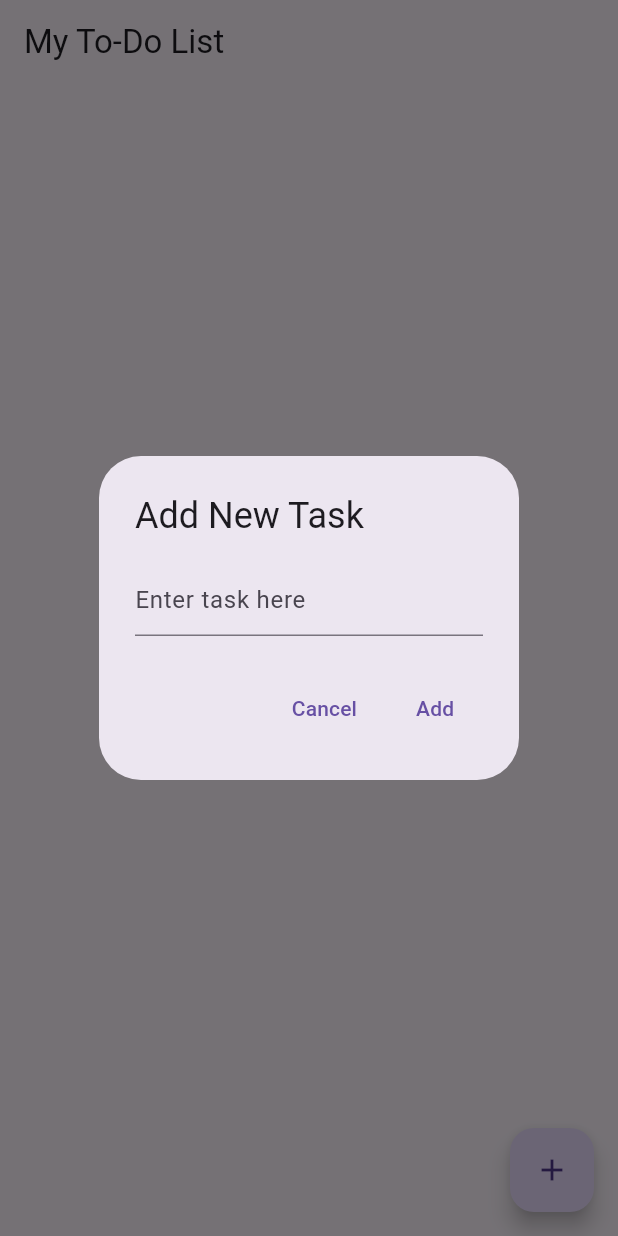
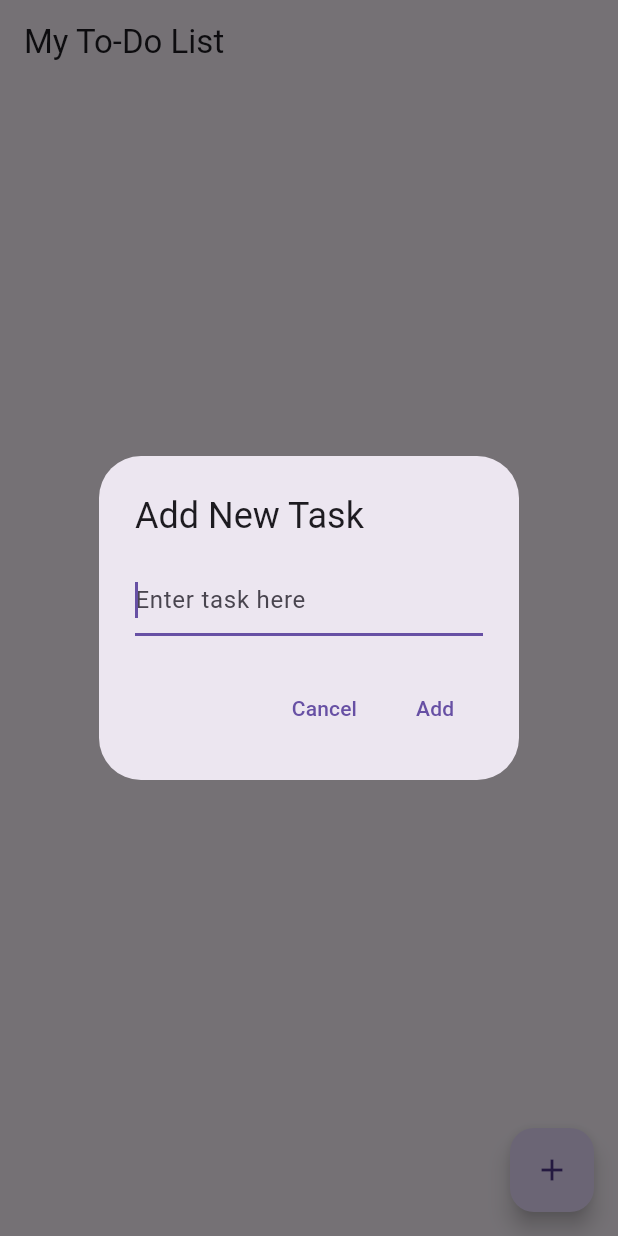
Before and after one commit to lightrao/flutter_todo_list_app, a Flutter app: the screen it shows after launch, after a tap on the "add" icon, on a phone screen of 412 x 824 dp. Run offline on Flutter 3.47's test engine with Material 3 defaults, Android fonts, the phone set to English and light mode, and no system bars; our stand-ins replace sqflite; accounts and stored records are empty.

Commit message:
Enhance UI and code quality across todo list components

```diff
--- a/lib/main.dart
+++ b/lib/main.dart
@@ -5,34 +5,37 @@ import 'providers/todo_model.dart';
 import 'services/database/database_helper.dart';
 import 'screens/todo_list_page.dart';
 
+// Entry point of the application
 void main() async {
-  // Ensure Flutter is initialized
+  // Ensure Flutter is initialized before using platform channels
   WidgetsFlutterBinding.ensureInitialized();
 
-  // Create database helper
+  // Initialize the database
   final dbHelper = DatabaseHelper();
   await dbHelper.initDatabase();
 
+  // Run the app with TodoModel provider
   runApp(
     ChangeNotifierProvider(
       create: (context) => TodoModel(dbHelper),
-      child: const MainApp(),
+      child: const TodoApp(),
     ),
   );
 }
 
-class MainApp extends StatelessWidget {
-  const MainApp({super.key});
+// Root widget of the application
+class TodoApp extends StatelessWidget {
+  const TodoApp({super.key});
 
   @override
   Widget build(BuildContext context) {
     return MaterialApp(
-      title: 'Simple To-Do List',
-      home: const TodoListPage(),
+      title: 'Todo List App',
       theme: ThemeData(
         primarySwatch: Colors.blue,
-        visualDensity: VisualDensity.adaptivePlatformDensity,
+        useMaterial3: true,
       ),
+      home: const TodoListPage(),
     );
   }
 }
--- a/lib/models/task.dart
+++ b/lib/models/task.dart
@@ -1,13 +1,18 @@
+// A simple model to represent a task
 class Task {
   final int? id;
   final String title;
 
   Task({this.id, required this.title});
 
-  Map<String, dynamic> toMap() {
-    return {
-      'id': id,
-      'title': title,
-    };
+  // Convert a Task to a Map for database operations
+  Map<String, dynamic> toMap() => {'id': id, 'title': title};
+
+  // Create a Task from a Map (from database)
+  static Task fromMap(Map<String, dynamic> map) {
+    return Task(
+      id: map['id'] as int,
+      title: map['title'] as String,
+    );
   }
 }
--- a/lib/providers/todo_model.dart
+++ b/lib/providers/todo_model.dart
@@ -2,34 +2,46 @@ import 'package:flutter/material.dart';
 import '../models/task.dart';
 import '../services/database/database_helper.dart';
 
+// Manages the state of tasks and provides database operations
 class TodoModel extends ChangeNotifier {
   final DatabaseHelper _dbHelper;
   List<Task> _tasks = [];
 
+  // Constructor loads tasks from database on initialization
   TodoModel(this._dbHelper) {
     _loadTasks();
   }
 
+  // Load all tasks from the database
   Future<void> _loadTasks() async {
     _tasks = await _dbHelper.getTasks();
     notifyListeners();
   }
 
+  // Getter for tasks list
   List<Task> get tasks => _tasks;
 
+  // Add a new task
   Future<void> addTask(String title) async {
-    final task = Task(title: title);
+    if (title.trim().isEmpty) return;
+
+    final task = Task(title: title.trim());
     final id = await _dbHelper.insertTask(task);
-    _tasks.add(Task(id: id, title: title));
+
+    // Add task with the ID returned from database
+    _tasks.add(Task(id: id, title: title.trim()));
     notifyListeners();
   }
 
+  // Remove a task at given index
   Future<void> removeTask(int index) async {
+    if (index < 0 || index >= _tasks.length) return;
+
     final taskId = _tasks[index].id;
     if (taskId != null) {
       await _dbHelper.deleteTask(taskId);
+      _tasks.removeAt(index);
+      notifyListeners();
     }
-    _tasks.removeAt(index);
-    notifyListeners();
   }
 }
--- a/lib/screens/todo_list_page.dart
+++ b/lib/screens/todo_list_page.dart
@@ -3,38 +3,51 @@ import 'package:provider/provider.dart';
 import '../providers/todo_model.dart';
 import '../widgets/add_task_dialog.dart';
 
+// Main screen displaying the list of tasks
 class TodoListPage extends StatelessWidget {
   const TodoListPage({super.key});
 
   @override
   Widget build(BuildContext context) {
-    final tasks = Provider.of<TodoModel>(context).tasks;
     return Scaffold(
       appBar: AppBar(title: const Text('My To-Do List')),
-      body:
-          tasks.isEmpty
-              ? const Center(child: Text("No tasks yet!"))
-              : ListView.builder(
-                itemCount: tasks.length,
-                itemBuilder: (context, index) {
-                  return ListTile(
-                    title: Text(tasks[index].title),
-                    trailing: IconButton(
-                      icon: const Icon(Icons.delete),
-                      onPressed: () {
-                        Provider.of<TodoModel>(
-                          context,
-                          listen: false,
-                        ).removeTask(index);
-                      },
-                    ),
-                  );
-                },
-              ),
+
+      // Display tasks or empty state message
+      body: Consumer<TodoModel>(
+        builder: (context, todoModel, child) {
+          final tasks = todoModel.tasks;
+
+          if (tasks.isEmpty) {
+            return const Center(
+              child: Text("No tasks yet! Tap + to add a task."),
+            );
+          }
+
+          return ListView.builder(
+            itemCount: tasks.length,
+            itemBuilder: (context, index) => _buildTaskItem(context, tasks, index),
+          );
+        }
+      ),
+
+      // Add task button
       floatingActionButton: FloatingActionButton(
         onPressed: () => AddTaskDialog.show(context),
         child: const Icon(Icons.add),
       ),
     );
   }
+
+  // Build a single task list item
+  Widget _buildTaskItem(BuildContext context, tasks, int index) {
+    return ListTile(
+      title: Text(tasks[index].title),
+      trailing: IconButton(
+        icon: const Icon(Icons.delete),
+        onPressed: () {
+          Provider.of<TodoModel>(context, listen: false).removeTask(index);
+        },
+      ),
+    );
+  }
 }
--- a/lib/services/database/database_helper.dart
+++ b/lib/services/database/database_helper.dart
@@ -2,58 +2,49 @@ import 'package:sqflite/sqflite.dart';
 import 'package:path/path.dart';
 import '../../models/task.dart';
 
+// Handles all database operations for the todo app
 class DatabaseHelper {
   static Database? _database;
+  static const String tableName = 'tasks';
 
+  // Get the database instance, creating it if needed
   Future<Database> get database async {
     if (_database != null) return _database!;
     _database = await initDatabase();
     return _database!;
   }
 
+  // Initialize the database
   Future<Database> initDatabase() async {
-    // Get the path to the database file
-    String path = join(await getDatabasesPath(), 'todo_database.db');
+    final path = join(await getDatabasesPath(), 'todo_database.db');
 
-    // Open/create the database
     return await openDatabase(
       path,
       version: 1,
-      onCreate: (Database db, int version) async {
-        // Create the tasks table when the database is created
+      onCreate: (db, version) async {
         await db.execute(
-          'CREATE TABLE tasks(id INTEGER PRIMARY KEY AUTOINCREMENT, title TEXT)',
+          'CREATE TABLE $tableName(id INTEGER PRIMARY KEY AUTOINCREMENT, title TEXT)'
         );
       },
     );
   }
 
+  // Get all tasks from database
   Future<List<Task>> getTasks() async {
     final db = await database;
-    final List<Map<String, dynamic>> maps = await db.query('tasks');
-
-    return List.generate(maps.length, (i) {
-      return Task(
-        id: maps[i]['id'],
-        title: maps[i]['title'],
-      );
-    });
+    final maps = await db.query(tableName);
+    return maps.map((map) => Task.fromMap(map)).toList();
   }
 
+  // Add a task to database
   Future<int> insertTask(Task task) async {
     final db = await database;
-    return await db.insert(
-      'tasks',
-      task.toMap(),
-    );
+    return await db.insert(tableName, task.toMap());
   }
 
+  // Delete a task from database
   Future<int> deleteTask(int id) async {
     final db = await database;
-    return await db.delete(
-      'tasks',
-      where: 'id = ?',
-      whereArgs: [id],
-    );
+    return await db.delete(tableName, where: 'id = ?', whereArgs: [id]);
   }
 }
--- a/lib/widgets/add_task_dialog.dart
+++ b/lib/widgets/add_task_dialog.dart
@@ -2,40 +2,42 @@ import 'package:flutter/material.dart';
 import 'package:provider/provider.dart';
 import '../providers/todo_model.dart';
 
+// Dialog to add a new task
 class AddTaskDialog {
+  // Show the dialog to add a new task
   static void show(BuildContext context) {
-    TextEditingController taskController = TextEditingController();
+    final taskController = TextEditingController();
+
     showDialog(
       context: context,
-      builder: (context) {
-        return AlertDialog(
+      builder: (context) => AlertDialog(
         title: const Text('Add New Task'),
         content: TextField(
           controller: taskController,
           decoration: const InputDecoration(hintText: "Enter task here"),
+          autofocus: true,
+          onSubmitted: (_) => _addTask(context, taskController),
         ),
         actions: <Widget>[
           TextButton(
-              onPressed: () {
-                Navigator.of(context).pop();
-              },
+            onPressed: () => Navigator.of(context).pop(),
             child: const Text('Cancel'),
           ),
           TextButton(
-              onPressed: () {
-                if (taskController.text.trim().isNotEmpty) {
-                  Provider.of<TodoModel>(
-                    context,
-                    listen: false,
-                  ).addTask(taskController.text.trim());
-                }
-                Navigator.of(context).pop();
-              },
+            onPressed: () => _addTask(context, taskController),
             child: const Text('Add'),
           ),
         ],
-        );
-      },
+      ),
     );
   }
+
+  // Helper method to add a task and close the dialog
+  static void _addTask(BuildContext context, TextEditingController controller) {
+    if (controller.text.trim().isNotEmpty) {
+      Provider.of<TodoModel>(context, listen: false)
+          .addTask(controller.text);
+      Navigator.of(context).pop();
     }
+  }
+}
```
Lines whose indentation alone changed are shown as unchanged.
